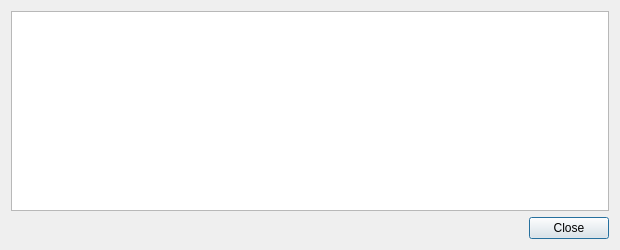
This is src/qt/forms/transactiondescdialog.ui in mbirtwistle/net2 as Qt 5 draws it before an edit. The edited form follows.
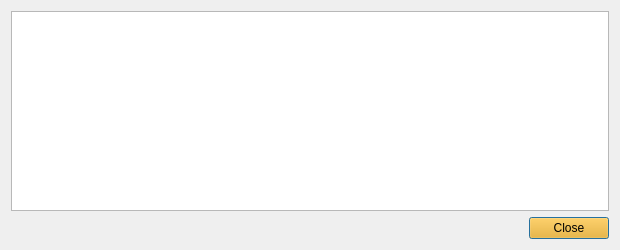
This is the edited form. Icons and pictures are not drawn.

The edit to the form file:
```diff
--- a/src/qt/forms/transactiondescdialog.ui
+++ b/src/qt/forms/transactiondescdialog.ui
@@ -13,6 +13,10 @@
   <property name="windowTitle">
    <string>Transaction details</string>
   </property>
+  <property name="styleSheet">
+   <string notr="true">QWidget 
+{ background: url(:/images/backing)}</string>
+  </property>
   <layout class="QVBoxLayout" name="verticalLayout">
    <item>
     <widget class="QTextEdit" name="detailText">
@@ -26,6 +30,106 @@
    </item>
    <item>
     <widget class="QDialogButtonBox" name="buttonBox">
+     <property name="palette">
+      <palette>
+       <active>
+        <colorrole role="Button">
+         <brush brushstyle="SolidPattern">
+          <color alpha="255">
+           <red>255</red>
+           <green>170</green>
+           <blue>0</blue>
+          </color>
+         </brush>
+        </colorrole>
+        <colorrole role="Base">
+         <brush brushstyle="SolidPattern">
+          <color alpha="255">
+           <red>255</red>
+           <green>170</green>
+           <blue>0</blue>
+          </color>
+         </brush>
+        </colorrole>
+        <colorrole role="Window">
+         <brush brushstyle="SolidPattern">
+          <color alpha="255">
+           <red>255</red>
+           <green>170</green>
+           <blue>0</blue>
+          </color>
+         </brush>
+        </colorrole>
+       </active>
+       <inactive>
+        <colorrole role="Button">
+         <brush brushstyle="SolidPattern">
+          <color alpha="255">
+           <red>255</red>
+           <green>170</green>
+           <blue>0</blue>
+          </color>
+         </brush>
+        </colorrole>
+        <colorrole role="Base">
+         <brush brushstyle="SolidPattern">
+          <color alpha="255">
+           <red>255</red>
+           <green>170</green>
+           <blue>0</blue>
+          </color>
+         </brush>
+        </colorrole>
+        <colorrole role="Window">
+         <brush brushstyle="SolidPattern">
+          <color alpha="255">
+           <red>255</red>
+           <green>170</green>
+           <blue>0</blue>
+          </color>
+         </brush>
+        </colorrole>
+       </inactive>
+       <disabled>
+        <colorrole role="Button">
+         <brush brushstyle="SolidPattern">
+          <color alpha="255">
+           <red>255</red>
+           <green>170</green>
+           <blue>0</blue>
+          </color>
+         </brush>
+        </colorrole>
+        <colorrole role="Base">
+         <brush brushstyle="SolidPattern">
+          <color alpha="255">
+           <red>255</red>
+           <green>170</green>
+           <blue>0</blue>
+          </color>
+         </brush>
+        </colorrole>
+        <colorrole role="Window">
+         <brush brushstyle="SolidPattern">
+          <color alpha="255">
+           <red>255</red>
+           <green>170</green>
+           <blue>0</blue>
+          </color>
+         </brush>
+        </colorrole>
+       </disabled>
+      </palette>
+     </property>
+     <property name="font">
+      <font>
+       <family>Biting My Nails</family>
+       <pointsize>9</pointsize>
+      </font>
+     </property>
+     <property name="styleSheet">
+      <string notr="true">background:rgb(255, 170, 0)</string>
+     </property>
      <property name="orientation">
       <enum>Qt::Horizontal</enum>
      </property>
```
Left out of the diff: 97 changed lines with no effect on the pictures.
